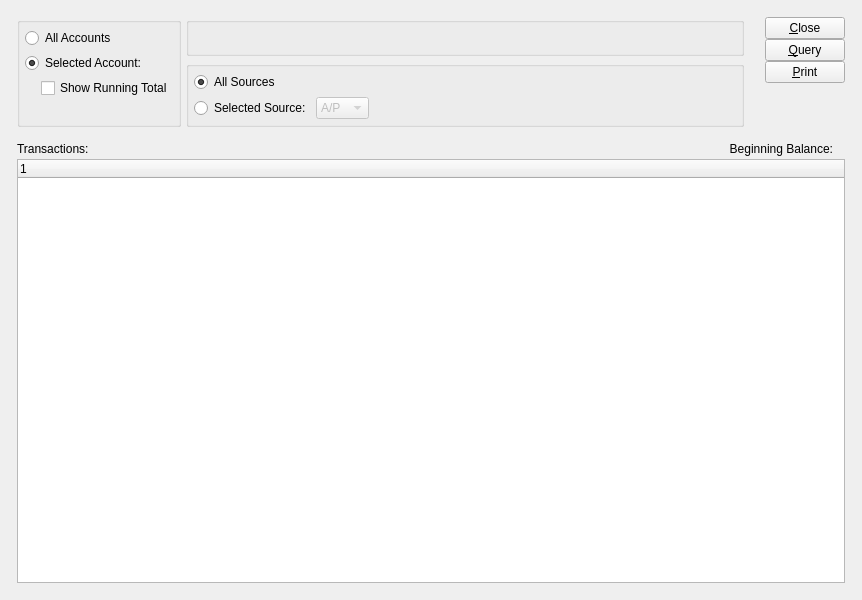
Before: the Qt Designer form xtuple/trunk/guiclient/dspGLTransactions.ui in WooodHead/xtuple, drawn with Qt 5.
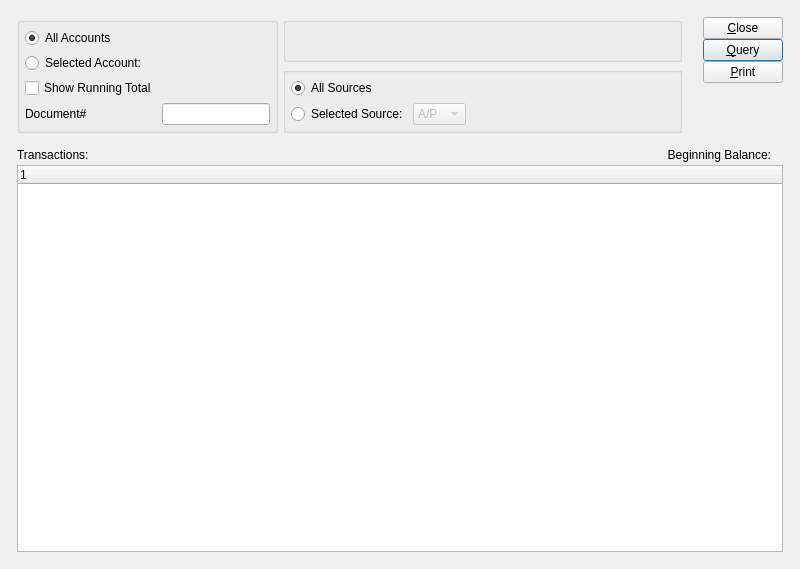
After: the same form once the commit is applied. Custom widgets are drawn as their Qt base class.

Commit message: User submitted changes from pallavi to add docnumber search box. Issue #10802.

```diff
--- a/xtuple/trunk/guiclient/dspGLTransactions.ui
+++ b/xtuple/trunk/guiclient/dspGLTransactions.ui
@@ -13,8 +13,8 @@
    <rect>
     <x>0</x>
     <y>0</y>
-    <width>862</width>
-    <height>600</height>
+    <width>800</width>
+    <height>569</height>
    </rect>
   </property>
   <property name="windowTitle">
@@ -45,21 +45,27 @@
                <layout class="QGridLayout">
                 <item row="0" column="0" colspan="2">
                  <widget class="QRadioButton" name="_allAccounts">
+                  <property name="enabled">
+                   <bool>true</bool>
+                  </property>
                   <property name="text">
                    <string>All Accounts</string>
                   </property>
                   <property name="checked">
-                   <bool>false</bool>
+                   <bool>true</bool>
                   </property>
                  </widget>
                 </item>
                 <item row="1" column="0">
                  <widget class="QRadioButton" name="_selectedAccount">
+                  <property name="enabled">
+                   <bool>true</bool>
+                  </property>
                   <property name="text">
                    <string>Selected Account:</string>
                   </property>
                   <property name="checked">
-                   <bool>true</bool>
+                   <bool>false</bool>
                   </property>
                  </widget>
                 </item>
@@ -74,47 +80,28 @@
                  </widget>
                 </item>
                 <item row="2" column="0" colspan="2">
-                 <layout class="QHBoxLayout">
-                  <item>
-                   <spacer>
-                    <property name="orientation">
-                     <enum>Qt::Horizontal</enum>
-                    </property>
-                    <property name="sizeType">
-                     <enum>QSizePolicy::Fixed</enum>
-                    </property>
-                    <property name="sizeHint" stdset="0">
-                     <size>
-                      <width>16</width>
-                      <height>20</height>
-                     </size>
-                    </property>
-                   </spacer>
-                  </item>
-                  <item>
+                 <layout class="QGridLayout" name="gridLayout">
+                  <item row="0" column="0">
                    <widget class="XCheckBox" name="_showRunningTotal">
                     <property name="text">
                      <string>Show Running Total</string>
                     </property>
                    </widget>
                   </item>
+                  <item row="1" column="0">
+                   <widget class="XLabel" name="xlabel">
+                    <property name="text">
+                     <string>Document#</string>
+                    </property>
+                   </widget>
+                  </item>
+                  <item row="1" column="1">
+                   <widget class="XLineEdit" name="_docNumber"/>
+                  </item>
                  </layout>
                 </item>
                </layout>
               </item>
-              <item>
-               <spacer>
-                <property name="orientation">
-                 <enum>Qt::Vertical</enum>
-                </property>
-                <property name="sizeHint" stdset="0">
-                 <size>
-                  <width>20</width>
-                  <height>0</height>
-                 </size>
-                </property>
-               </spacer>
-              </item>
              </layout>
             </item>
            </layout>
@@ -284,6 +271,12 @@
              <property name="text">
               <string>&amp;Query</string>
              </property>
+             <property name="autoDefault">
+              <bool>true</bool>
+             </property>
+             <property name="default">
+              <bool>true</bool>
+             </property>
             </widget>
            </item>
            <item>
@@ -418,6 +411,12 @@
    <extends>QLabel</extends>
    <header>xlabel.h</header>
   </customwidget>
+  <customwidget>
+   <class>XLineEdit</class>
+   <extends>QLineEdit</extends>
+   <header>xlineedit.h</header>
+   <container>1</container>
+  </customwidget>
   <customwidget>
    <class>XTreeWidget</class>
    <extends>QTreeWidget</extends>
```
Left out of the diff: 41 changed lines with no effect on the pictures. The commit also changes 2 other files.
